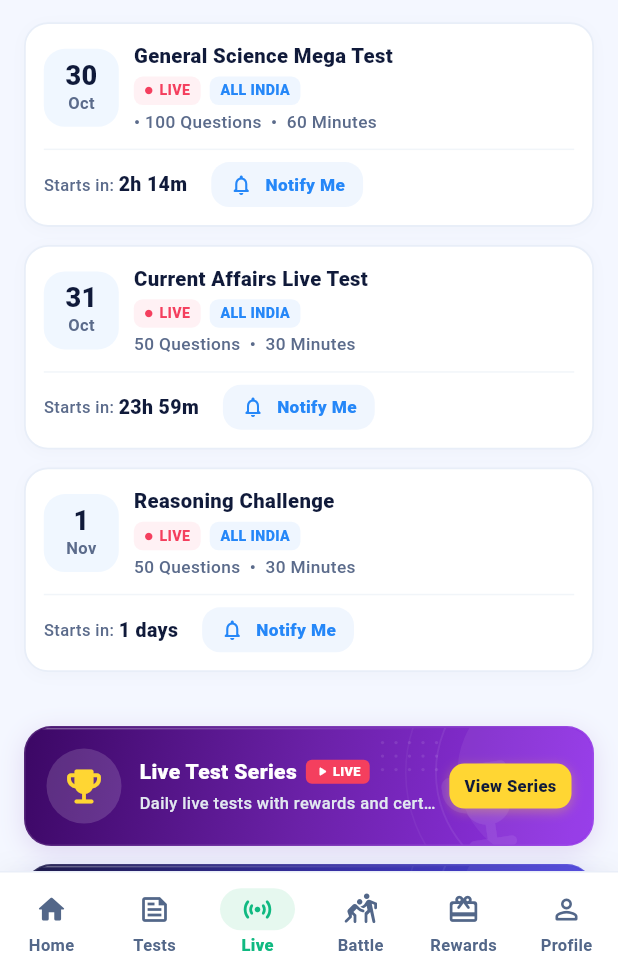
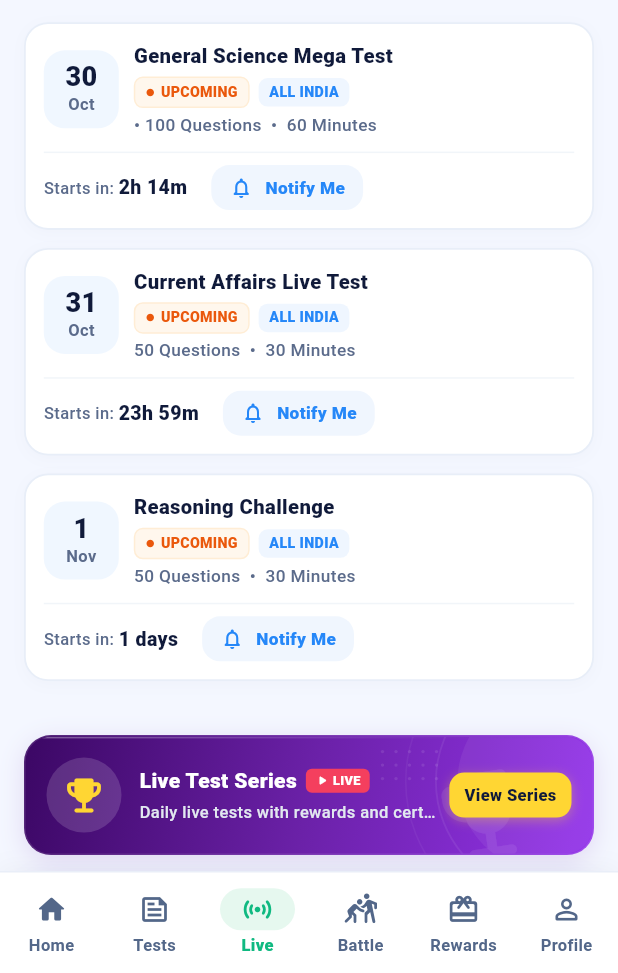
Before and after one commit to anandsawre/Rankearn, a Flutter app: the screen it shows once a user with an empty profile is signed in, item 3 of the bottom bar chosen, scrolled down 576 dp, on a phone screen of 412 x 824 dp, the part 263-1236 px from its top. Run offline on Flutter 3.47's test engine with Material 3 defaults, Android fonts, the phone set to English and light mode, and no system bars; our stand-ins replace flutter_riverpod, supabase_flutter; accounts and stored records are empty; Roboto replaces fonts that are missing (Inter); key blocks and very long unbroken strings in the code were emptied for the run.

Commit message:
fix(design_system): replace hardcoded red LIVE badge with orange UPCOMING badge in UpcomingLiveTestCard

```diff
--- a/packages/design_system/lib/components/cards/upcoming_live_test_card.dart
+++ b/packages/design_system/lib/components/cards/upcoming_live_test_card.dart
@@ -257,24 +257,26 @@ class UpcomingLiveTestCard extends StatelessWidget {
       child: Row(
         mainAxisSize: MainAxisSize.min,
         children: [
-          // LIVE status badge
+          // UPCOMING status badge (Orange)
           Container(
             padding: const EdgeInsets.symmetric(horizontal: 7, vertical: 2.5),
             decoration: BoxDecoration(
-              color: const Color(0xFFFFF1F4),
+              color: const Color(0xFFFFF7ED),
               borderRadius: BorderRadius.circular(6),
+              border: Border.all(color: const Color(0xFFFFEDD5), width: 1),
             ),
             child: Row(
               mainAxisSize: MainAxisSize.min,
               children: const [
-                Icon(Icons.circle, color: Color(0xFFF43F5E), size: 6),
+                Icon(Icons.circle, color: Color(0xFFEA580C), size: 6),
                 SizedBox(width: 4),
                 Text(
-                  'LIVE',
+                  'UPCOMING',
                   style: TextStyle(
-                    color: Color(0xFFF43F5E),
+                    color: Color(0xFFEA580C),
                     fontSize: 9.5,
                     fontWeight: FontWeight.w900,
+                    letterSpacing: 0.2,
                   ),
                 ),
               ],
```
